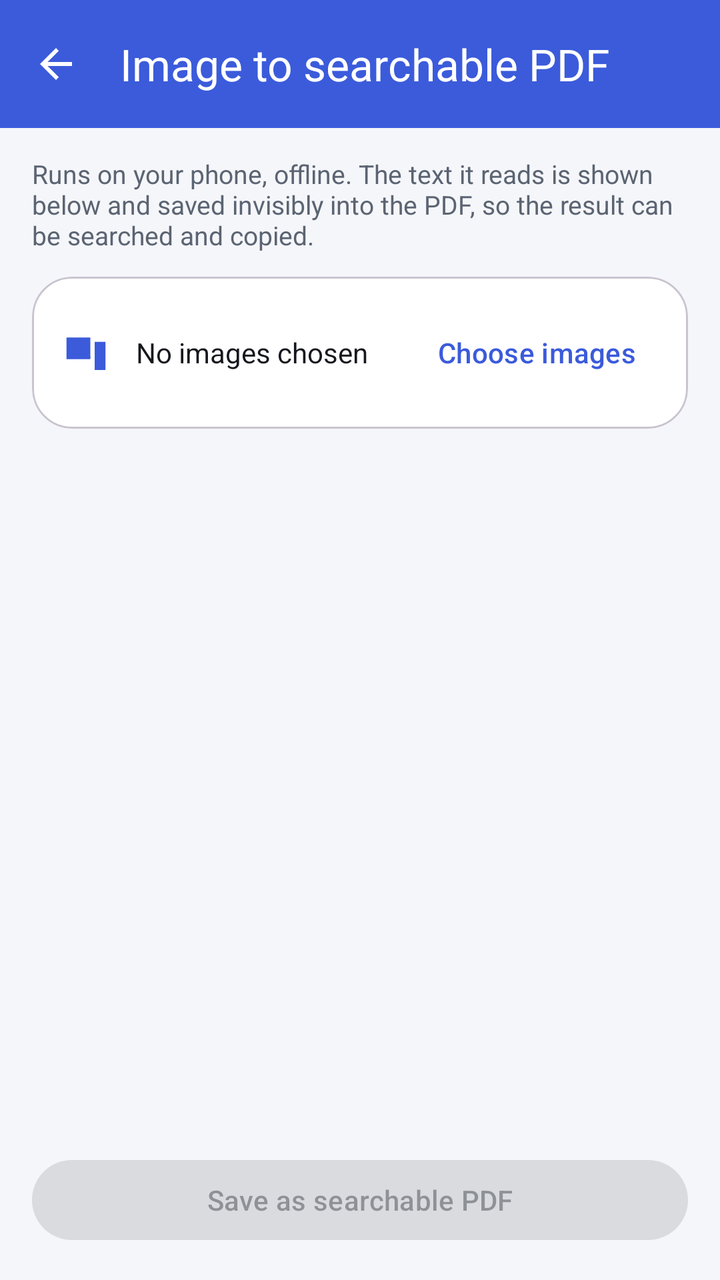
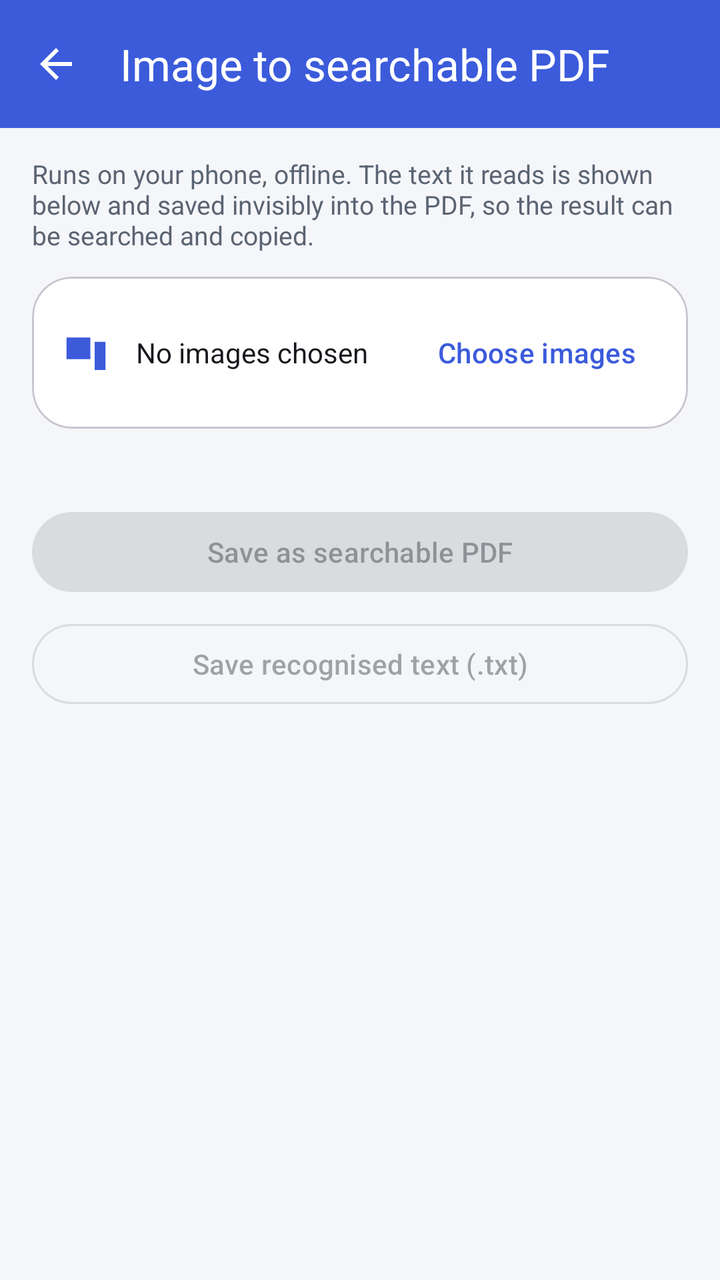

Two renders of the same Android screen: before a commit and after it. Below are the layout's source before the change and the commit's diff.
<!-- AndroidManifest.xml: application theme Theme.PDFsmith -->
<!-- res/layout/activity_image_ocr.xml -->
<?xml version="1.0" encoding="utf-8"?>
<LinearLayout xmlns:android="http://schemas.android.com/apk/res/android"
    xmlns:app="http://schemas.android.com/apk/res-auto"
    android:layout_width="match_parent"
    android:layout_height="match_parent"
    android:background="@color/app_background"
    android:orientation="vertical">

    <com.google.android.material.appbar.MaterialToolbar
        android:id="@+id/toolbar"
        android:layout_width="match_parent"
        android:layout_height="?attr/actionBarSize"
        android:background="?attr/colorPrimary"
        app:navigationIcon="@drawable/ic_back"
        app:navigationIconTint="@color/white"
        app:title="@string/tool_image_ocr"
        app:titleTextColor="@color/white" />

    <TextView
        android:layout_width="match_parent"
        android:layout_height="wrap_content"
        android:paddingStart="16dp"
        android:paddingTop="14dp"
        android:paddingEnd="16dp"
        android:text="@string/image_ocr_intro"
        android:textColor="@color/text_secondary"
        android:textSize="13sp" />

    <com.google.android.material.card.MaterialCardView
        android:layout_width="match_parent"
        android:layout_height="wrap_content"
        android:layout_marginStart="16dp"
        android:layout_marginTop="12dp"
        android:layout_marginEnd="16dp"
        app:cardCornerRadius="20dp">

        <LinearLayout
            android:layout_width="match_parent"
            android:layout_height="wrap_content"
            android:gravity="center_vertical"
            android:orientation="horizontal"
            android:padding="14dp">

            <ImageView
                android:layout_width="26dp"
                android:layout_height="26dp"
                android:contentDescription="@string/tool_image_ocr"
                android:src="@drawable/ic_image_pdf"
                app:tint="@color/brand_primary" />

            <TextView
                android:id="@+id/fileName"
                android:layout_width="0dp"
                android:layout_height="wrap_content"
                android:layout_marginStart="12dp"
                android:layout_weight="1"
                android:ellipsize="middle"
                android:maxLines="1"
                android:text="@string/image_ocr_no_images"
                android:textColor="@color/text_primary"
                android:textSize="14sp" />

            <com.google.android.material.button.MaterialButton
                android:id="@+id/btnChoose"
                style="@style/Widget.Material3.Button.TextButton"
                android:layout_width="wrap_content"
                android:layout_height="wrap_content"
                android:text="@string/action_choose_images" />
        </LinearLayout>
    </com.google.android.material.card.MaterialCardView>

    <TextView
        android:id="@+id/info"
        android:layout_width="match_parent"
        android:layout_height="wrap_content"
        android:paddingStart="16dp"
        android:paddingTop="12dp"
        android:paddingEnd="16dp"
        android:textColor="@color/text_secondary"
        android:textSize="13sp" />

    <ScrollView
        android:layout_width="match_parent"
        android:layout_height="0dp"
        android:layout_weight="1"
        android:layout_marginTop="8dp"
        android:paddingStart="16dp"
        android:paddingEnd="16dp">

        <TextView
            android:id="@+id/textOut"
            android:layout_width="match_parent"
            android:layout_height="wrap_content"
            android:fontFamily="monospace"
            android:textColor="@color/text_primary"
            android:textIsSelectable="true"
            android:textSize="13sp" />
    </ScrollView>

    <com.google.android.material.button.MaterialButton
        android:id="@+id/btnRun"
        android:layout_width="match_parent"
        android:layout_height="wrap_content"
        android:layout_marginStart="16dp"
        android:layout_marginTop="8dp"
        android:layout_marginEnd="16dp"
        android:layout_marginBottom="16dp"
        android:enabled="false"
        android:text="@string/image_ocr_save" />

</LinearLayout>
<!-- resources referenced by this layout -->
<resources>
  <color name="app_background">#FFF5F6FA</color>
  <color name="brand_primary">#FF3B5BDB</color>
  <color name="text_primary">#FF16181D</color>
  <color name="text_secondary">#FF5B6472</color>
  <color name="white">#FFFFFFFF</color>
  <!-- drawable ic_back (drawable) -->
  <?xml version="1.0" encoding="utf-8"?>
  <vector xmlns:android="http://schemas.android.com/apk/res/android"
      android:width="24dp" android:height="24dp"
      android:viewportWidth="24" android:viewportHeight="24"
  >
          <path android:fillColor="#FF000000" android:pathData="M20,11H7.8l5.6,-5.6L12,4l-8,8l8,8l1.4,-1.4L7.8,13H20z"/>
  </vector>
  <!-- drawable ic_image_pdf (drawable) -->
  <?xml version="1.0" encoding="utf-8"?>
  <vector xmlns:android="http://schemas.android.com/apk/res/android"
      android:width="24dp" android:height="24dp"
      android:viewportWidth="24" android:viewportHeight="24"
  >
          <path android:fillColor="#FF000000" android:pathData="M3,5h11v10H3z"/><path android:fillColor="#FF000000" android:pathData="M4.6,14.2l3-4l2.3,2.8l2-2.2l2.3,3.4z"/><path android:fillColor="#FF000000" android:pathData="M16,7h5v13h-5z"/><path android:fillColor="#FF000000" android:pathData="M17.3,9h3.4v1.3h-3.4z"/><path android:fillColor="#FF000000" android:pathData="M17.3,11.6h3.4v1.3h-3.4z"/><path android:fillColor="#FF000000" android:pathData="M17.3,14.2h2.2v1.3h-2.2z"/>
  </vector>
  <string name="action_choose_images">Choose images</string>
  <string name="image_ocr_intro">Runs on your phone, offline. The text it reads is shown below and saved invisibly into the PDF, so the result can be searched and copied.</string>
  <string name="image_ocr_no_images">No images chosen</string>
  <string name="image_ocr_save">Save as searchable PDF</string>
  <string name="tool_image_ocr">Image to searchable PDF</string>
  <style name="Theme.PDFsmith" parent="Theme.Material3.DayNight.NoActionBar">
          <item name="colorPrimary">#FF3B5BDB</item>
          <item name="colorOnPrimary">@color/white</item>
          <item name="colorPrimaryContainer">#FFDDE4FF</item>
          <item name="colorOnPrimaryContainer">#FF16224F</item>
          <item name="colorSecondary">@color/brand_secondary</item>
          <item name="colorSecondaryContainer">@color/brand_secondary_container</item>
          <item name="android:colorBackground">@color/app_background</item>
          <item name="colorSurface">@color/surface</item>
          <item name="colorOnSurface">@color/text_primary</item>
          <item name="android:statusBarColor">?attr/colorPrimary</item>
          <item name="android:windowLightStatusBar">false</item>
          <item name="android:navigationBarColor">@color/surface</item>
          <item name="android:windowAnimationStyle">@style/Animation.PDFsmith</item>
      </style>
  <color name="brand_secondary">#FF0C8599</color>
  <color name="brand_secondary_container">#FFD3F1F5</color>
  <color name="surface">#FFFFFFFF</color>
  <style name="Animation.PDFsmith" parent="@android:style/Animation.Activity">
          <item name="android:activityOpenEnterAnimation">@anim/slide_in_right</item>
          <item name="android:activityOpenExitAnimation">@anim/fade_out_slight</item>
          <item name="android:activityCloseEnterAnimation">@anim/fade_in_slight</item>
          <item name="android:activityCloseExitAnimation">@anim/slide_out_right</item>
      </style>
</resources>

<!-- the commit's change to res/layout/activity_image_ocr.xml (unified diff, before → after) -->
@@ -79,23 +79,6 @@
         android:textColor="@color/text_secondary"
         android:textSize="13sp" />
 
-    <ScrollView
-        android:layout_width="match_parent"
-        android:layout_height="0dp"
-        android:layout_weight="1"
-        android:layout_marginTop="8dp"
-        android:paddingStart="16dp"
-        android:paddingEnd="16dp">
-
-        <TextView
-            android:id="@+id/textOut"
-            android:layout_width="match_parent"
-            android:layout_height="wrap_content"
-            android:fontFamily="monospace"
-            android:textColor="@color/text_primary"
-            android:textIsSelectable="true"
-            android:textSize="13sp" />
-    </ScrollView>
 
     <com.google.android.material.button.MaterialButton
         android:id="@+id/btnRun"
@@ -104,8 +87,19 @@
         android:layout_marginStart="16dp"
         android:layout_marginTop="8dp"
         android:layout_marginEnd="16dp"
-        android:layout_marginBottom="16dp"
         android:enabled="false"
         android:text="@string/image_ocr_save" />
 
+    <com.google.android.material.button.MaterialButton
+        android:id="@+id/btnText"
+        style="@style/Widget.Material3.Button.OutlinedButton"
+        android:layout_width="match_parent"
+        android:layout_height="wrap_content"
+        android:layout_marginStart="16dp"
+        android:layout_marginTop="8dp"
+        android:layout_marginEnd="16dp"
+        android:layout_marginBottom="16dp"
+        android:enabled="false"
+        android:text="@string/image_ocr_save_text" />
+
 </LinearLayout>
<!-- resource entries referenced after the edit -->
@@ -25,6 +25,7 @@
   <string name="image_ocr_intro">Runs on your phone, offline. The text it reads is shown below and saved invisibly into the PDF, so the result can be searched and copied.</string>
   <string name="image_ocr_no_images">No images chosen</string>
   <string name="image_ocr_save">Save as searchable PDF</string>
+  <string name="image_ocr_save_text">Save recognised text (.txt)</string>
   <string name="tool_image_ocr">Image to searchable PDF</string>
   <style name="Theme.PDFsmith" parent="Theme.Material3.DayNight.NoActionBar">
           <item name="colorPrimary">#FF3B5BDB</item>
